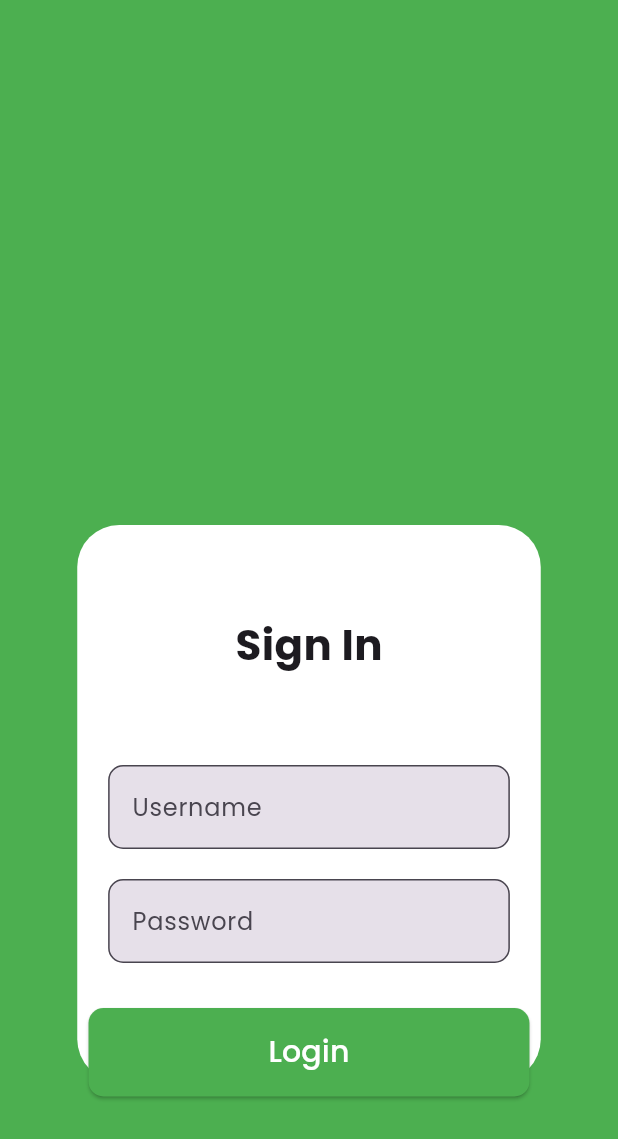
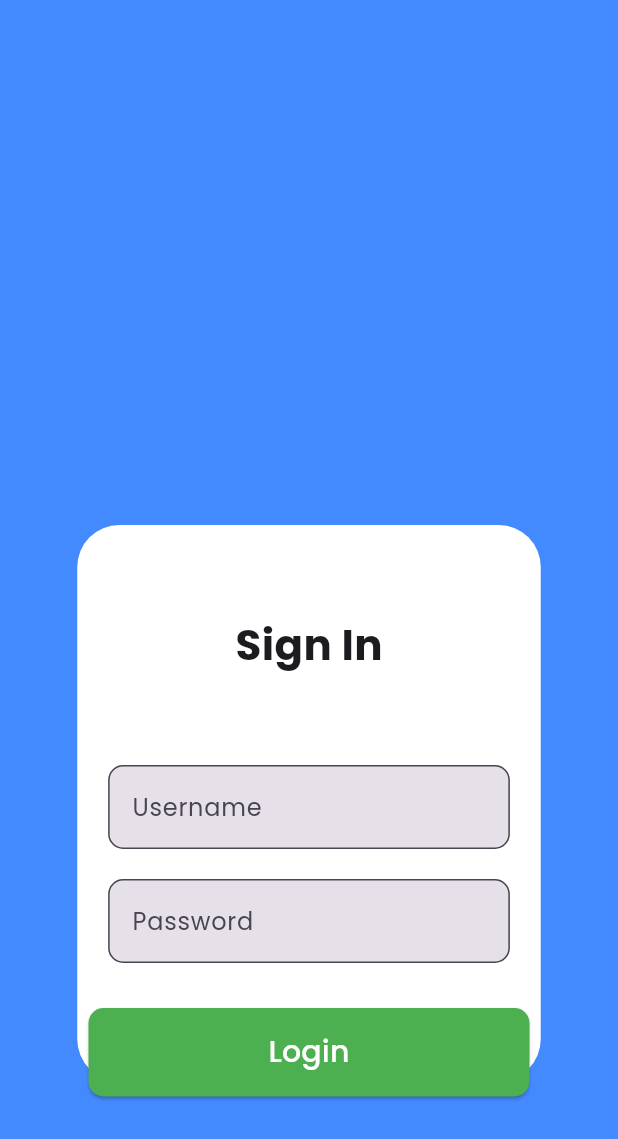
Before and after one commit to jame12945/WISAWAKAM-SOFTWARE-TEST---Frontend, a Flutter app: the screen it shows after launch, after a tap on "Save", on a phone screen of 412 x 824 dp. Shown: the top 1139 px of the screen. Run offline on Flutter 3.47's test engine with Material 3 defaults, Android fonts, the phone set to English and light mode, and no system bars; our stand-ins replace geolocator, get, google_fonts, google_maps_flutter, image_picker; missing offline and left inert: dart:ffi; network calls fail.

Commit message:
Change Theme

```diff
--- a/lib/widget/Login_Widget.dart
+++ b/lib/widget/Login_Widget.dart
@@ -1,17 +1,9 @@
-import 'dart:ffi';
-
 import 'package:bookingapp/views/FoundUser_Page.dart';
 import 'package:flutter/cupertino.dart';
 import 'package:flutter/material.dart';
 import 'package:http/http.dart' as http;
 import 'package:get/get.dart';
-import 'package:image_picker/image_picker.dart';
-import 'package:intl/intl.dart';
 import 'dart:convert';
-import 'dart:io';
-import 'package:image/image.dart' as img;
-import 'package:path_provider/path_provider.dart';
-import '../views/Login_Page.dart';
 import '../views/SignUpPage_Page.dart';
 import 'package:url_launcher/url_launcher.dart';
 
@@ -88,7 +80,7 @@ class LoginWidgetWidgetState extends State<LoginWidget> {
     return SingleChildScrollView(
       physics: NeverScrollableScrollPhysics(),
       child: Container(
-        color: Colors.green,
+        color: Colors.blueAccent,
         height: 1400,
         child: Stack(
             children: [
@@ -128,7 +120,7 @@ class LoginWidgetWidgetState extends State<LoginWidget> {
                           ),
                           controller: user_username,
                           decoration: InputDecoration(
-                            hintText: 'Username', // ข้อความตัวอย่างในช่องใส่ข้อความ
+                            hintText: 'Username',
                             border: OutlineInputBorder(
                               borderRadius: BorderRadius.circular(10.0),
                             ),
--- a/lib/widget/Map_Widget.dart
+++ b/lib/widget/Map_Widget.dart
@@ -1,6 +1,4 @@
-import 'dart:ffi';
 
-import 'package:bookingapp/views/FoundUser_Page.dart';
 import 'package:flutter/cupertino.dart';
 import 'package:flutter/material.dart';
 
@@ -52,7 +50,9 @@ class MapWidgetWidgetState extends State<MapWidget> {
   Widget build(BuildContext context) {
     return Scaffold(
       appBar: AppBar(
-        title: Text('Flutter Google Maps'),
+        title: Text('Google Maps'),
+        backgroundColor: Colors.blueAccent,
+
       ),
       body: FutureBuilder(
         future: _getLocation(),
--- a/lib/widget/SignUp_widget.dart
+++ b/lib/widget/SignUp_widget.dart
@@ -1,4 +1,5 @@
 import 'dart:ffi';
+import 'dart:typed_data';
 
 import 'package:flutter/material.dart';
 import 'package:http/http.dart' as http;
@@ -28,6 +29,9 @@ class SignUpWidgetWidgetState extends State<SignUpWidget> {
 
 
   File? _image;
+  File? _imageFile;
+
+
   Future<void> _getImage() async {
     final picker = ImagePicker();
     final pickedFile = await picker.pickImage(source: ImageSource.gallery);
@@ -63,9 +67,9 @@ class SignUpWidgetWidgetState extends State<SignUpWidget> {
 
     var request = http.MultipartRequest(
       'POST',
-      Uri.parse('http://10.0.2.2:3333/upload'), // ปรับเปลี่ยน URL ของ Node.js server ของคุณ
+      Uri.parse('http://10.0.2.2:3333/upload'),
     );
-
+    print('Image path: ${_image!.path}');
     request.files.add(await http.MultipartFile.fromPath('image', _image!.path));
 
     var response = await request.send();
@@ -116,7 +120,7 @@ class SignUpWidgetWidgetState extends State<SignUpWidget> {
     return SingleChildScrollView(
       physics: NeverScrollableScrollPhysics(),
       child: Container(
-         color: Colors.green,
+        color: Colors.blueAccent,
         height: 1400,
         child: Stack(
           children: [
@@ -265,6 +269,7 @@ class SignUpWidgetWidgetState extends State<SignUpWidget> {
                       child: Text('Choose Image'),
                     ),
 
+
                     if (_image != null)
                       Image.file(_image!),
 
```
Also changed, not shown: lib/widget/FoundUser_Widget.dart (+7 -20 lines). Lines whose indentation alone changed are shown as unchanged.
